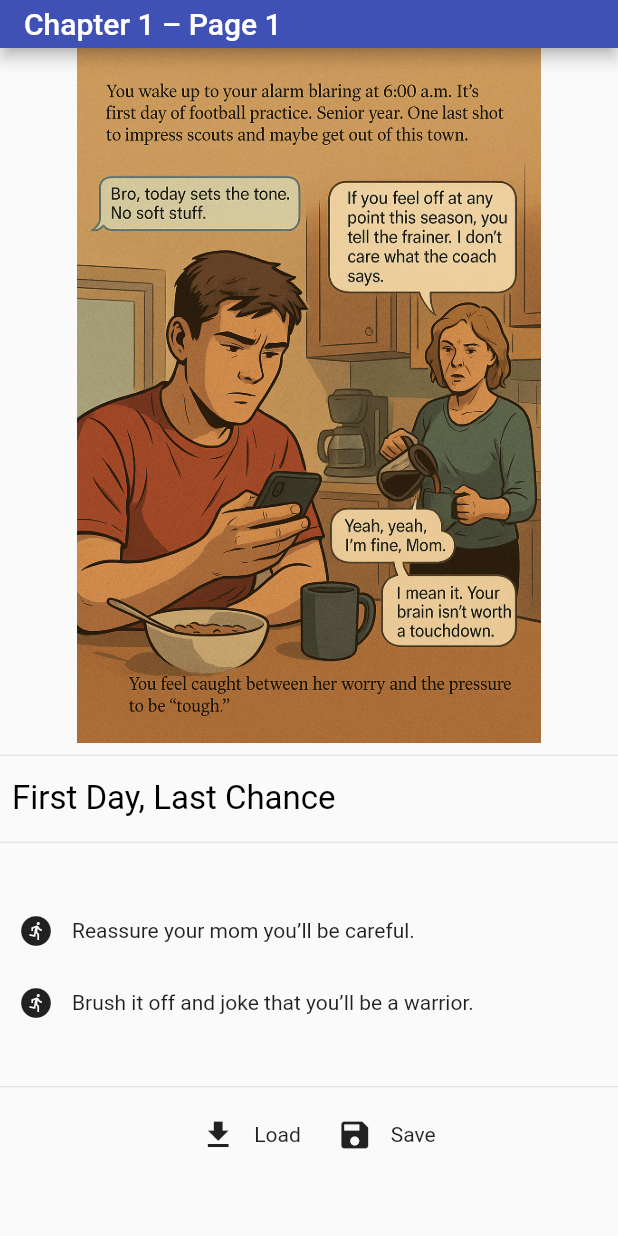
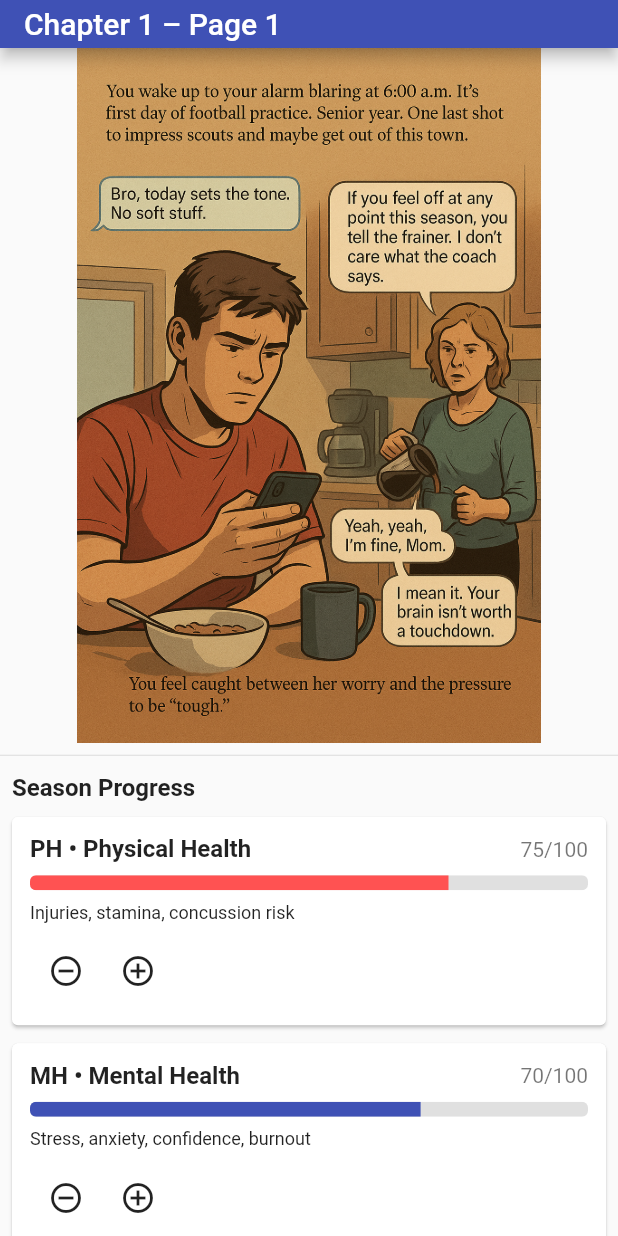
Before and after one commit to rmuthuswamy21/gamebook, a Flutter app: the screen it shows after launch, on a phone screen of 412 x 824 dp. Run offline on Flutter 3.47's test engine with Material 3 defaults, Android fonts, the phone set to English and light mode, and no system bars; our stand-ins replace shared_preferences.

Commit message:
Player stats 1.0

```diff
--- a/lib/main.dart
+++ b/lib/main.dart
@@ -274,5 +274,9 @@ GameState _initialGame() {
 
   };
 
-  return GameState(phase: phases, currentPhaseId: 'start');
+  return GameState(
+    phase: phases,
+    currentPhaseId: 'start',
+    stats: const PlayerStats(),
+  );
 }
--- a/lib/models/data_layer.dart
+++ b/lib/models/data_layer.dart
@@ -1,3 +1,4 @@
 export 'game_state.dart';
 export 'game_model.dart';
 export 'game_choice.dart';
+export 'player_stats.dart';
--- a/lib/models/game_state.dart
+++ b/lib/models/game_state.dart
@@ -1,12 +1,15 @@
 import 'game_model.dart';
+import 'player_stats.dart';
 
 class GameState {
   final Map<String, GamePage> phase;
   final String currentPhaseId;
+  final PlayerStats stats;
 
   const GameState({
     required this.phase,
     required this.currentPhaseId,
+    required this.stats,
   });
 
   GamePage get currentPage => phase[currentPhaseId]!;
@@ -14,10 +17,12 @@ class GameState {
   GameState copyWith({
     Map<String, GamePage>? phases,
     String? currentPageId,
+    PlayerStats? stats,
   }) {
     return GameState(
       phase: phases ?? this.phase,
       currentPhaseId: currentPageId ?? this.currentPhaseId,
+      stats: stats ?? this.stats,
     );
   }
 }
--- /dev/null
+++ b/lib/models/player_stats.dart
@@ -0,0 +1,112 @@
+enum PlayerStatType {
+  physicalHealth,
+  mentalHealth,
+  teamChemistry,
+  socialStatus,
+}
+
+extension PlayerStatMeta on PlayerStatType {
+  String get label {
+    switch (this) {
+      case PlayerStatType.physicalHealth:
+        return 'Physical Health';
+      case PlayerStatType.mentalHealth:
+        return 'Mental Health';
+      case PlayerStatType.teamChemistry:
+        return 'Team Chemistry';
+      case PlayerStatType.socialStatus:
+        return 'Social Status';
+    }
+  }
+
+  String get shortLabel {
+    switch (this) {
+      case PlayerStatType.physicalHealth:
+        return 'PH';
+      case PlayerStatType.mentalHealth:
+        return 'MH';
+      case PlayerStatType.teamChemistry:
+        return 'TC';
+      case PlayerStatType.socialStatus:
+        return 'SS';
+    }
+  }
+
+  String get description {
+    switch (this) {
+      case PlayerStatType.physicalHealth:
+        return 'Injuries, stamina, concussion risk';
+      case PlayerStatType.mentalHealth:
+        return 'Stress, anxiety, confidence, burnout';
+      case PlayerStatType.teamChemistry:
+        return 'Coach trust, teammate respect';
+      case PlayerStatType.socialStatus:
+        return 'Friends, popularity, relationships';
+    }
+  }
+}
+
+class PlayerStats {
+  final double physicalHealth;
+  final double mentalHealth;
+  final double teamChemistry;
+  final double socialStatus;
+
+  const PlayerStats({
+    this.physicalHealth = 75,
+    this.mentalHealth = 70,
+    this.teamChemistry = 65,
+    this.socialStatus = 60,
+  });
+
+  PlayerStats copyWith({
+    double? physicalHealth,
+    double? mentalHealth,
+    double? teamChemistry,
+    double? socialStatus,
+  }) {
+    return PlayerStats(
+      physicalHealth: physicalHealth ?? this.physicalHealth,
+      mentalHealth: mentalHealth ?? this.mentalHealth,
+      teamChemistry: teamChemistry ?? this.teamChemistry,
+      socialStatus: socialStatus ?? this.socialStatus,
+    );
+  }
+
+  double valueOf(PlayerStatType type) {
+    switch (type) {
+      case PlayerStatType.physicalHealth:
+        return physicalHealth;
+      case PlayerStatType.mentalHealth:
+        return mentalHealth;
+      case PlayerStatType.teamChemistry:
+        return teamChemistry;
+      case PlayerStatType.socialStatus:
+        return socialStatus;
+    }
+  }
+
+  PlayerStats setValue(PlayerStatType type, double value) {
+    final newValue = _clamp(value);
+    switch (type) {
+      case PlayerStatType.physicalHealth:
+        return copyWith(physicalHealth: newValue);
+      case PlayerStatType.mentalHealth:
+        return copyWith(mentalHealth: newValue);
+      case PlayerStatType.teamChemistry:
+        return copyWith(teamChemistry: newValue);
+      case PlayerStatType.socialStatus:
+        return copyWith(socialStatus: newValue);
+    }
+  }
+
+  PlayerStats adjust(PlayerStatType type, double delta) {
+    final current = valueOf(type);
+    return setValue(type, current + delta);
+  }
+
+  static double _clamp(double value) {
+    final num clamped = value.clamp(0, 100);
+    return clamped.toDouble();
+  }
+}
--- a/lib/views/game_screen.dart
+++ b/lib/views/game_screen.dart
@@ -2,6 +2,7 @@ import 'package:flutter/material.dart';
 import '../game_provider.dart';
 import '../models/data_layer.dart';
 import 'widgets/save_load.dart';
+import 'widgets/stat_tracker.dart';
 
 class GameScreen extends StatefulWidget {
   const GameScreen({super.key});
@@ -27,6 +28,7 @@ class _GameScreenState extends State<GameScreen> {
       valueListenable: notifier,
       builder: (context, game, _) {
         final page = game.currentPage;
+        final stats = game.stats;
         final isChestPage = page.id == 'pathB_B2';
 
         return Scaffold(
@@ -69,6 +71,26 @@ class _GameScreenState extends State<GameScreen> {
                         ),
                       ),
                     ),
+                  const Divider(),
+                  Padding(
+                    padding:
+                        const EdgeInsets.symmetric(horizontal: 8.0, vertical: 4),
+                    child: Text(
+                      'Season Progress',
+                      style: Theme.of(context)
+                          .textTheme
+                          .titleMedium
+                          ?.copyWith(fontWeight: FontWeight.bold),
+                    ),
+                  ),
+                  StatTracker(
+                    stats: stats,
+                    onDelta: (type, delta) {
+                      final updatedStats = notifier.value.stats.adjust(type, delta);
+                      notifier.value =
+                          notifier.value.copyWith(stats: updatedStats);
+                    },
+                  ),
                   const Divider(),
                   Padding(
                     padding: const EdgeInsets.all(8.0),
--- /dev/null
+++ b/lib/views/widgets/stat_tracker.dart
@@ -0,0 +1,110 @@
+import 'package:flutter/material.dart';
+import '../../models/player_stats.dart';
+
+class StatTracker extends StatelessWidget {
+  final PlayerStats stats;
+  final void Function(PlayerStatType type, double delta) onDelta;
+
+  const StatTracker({
+    super.key,
+    required this.stats,
+    required this.onDelta,
+  });
+
+  @override
+  Widget build(BuildContext context) {
+    return Column(
+      crossAxisAlignment: CrossAxisAlignment.start,
+      children: PlayerStatType.values
+          .map((type) => _StatCard(
+                type: type,
+                stats: stats,
+                onDelta: onDelta,
+              ))
+          .toList(),
+    );
+  }
+}
+
+class _StatCard extends StatelessWidget {
+  final PlayerStatType type;
+  final PlayerStats stats;
+  final void Function(PlayerStatType type, double delta) onDelta;
+
+  static const Map<PlayerStatType, Color> _colors = {
+    PlayerStatType.physicalHealth: Colors.redAccent,
+    PlayerStatType.mentalHealth: Colors.indigo,
+    PlayerStatType.teamChemistry: Colors.green,
+    PlayerStatType.socialStatus: Colors.orange,
+  };
+
+  const _StatCard({
+    required this.type,
+    required this.stats,
+    required this.onDelta,
+  });
+
+  @override
+  Widget build(BuildContext context) {
+    final value = stats.valueOf(type);
+    final color = _colors[type] ?? Colors.blueGrey;
+    final theme = Theme.of(context).textTheme;
+
+    return Card(
+      margin: const EdgeInsets.symmetric(horizontal: 8, vertical: 6),
+      child: Padding(
+        padding: const EdgeInsets.all(12),
+        child: Column(
+          crossAxisAlignment: CrossAxisAlignment.start,
+          children: [
+            Row(
+              children: [
+                Text(
+                  '${type.shortLabel} • ${type.label}',
+                  style: theme.titleMedium?.copyWith(fontWeight: FontWeight.bold),
+                ),
+                const Spacer(),
+                Text(
+                  '${value.toStringAsFixed(0)}/100',
+                  style: theme.bodyMedium?.copyWith(color: Colors.black54),
+                ),
+              ],
+            ),
+            const SizedBox(height: 8),
+            ClipRRect(
+              borderRadius: const BorderRadius.all(Radius.circular(4)),
+              child: LinearProgressIndicator(
+                value: value / 100,
+                minHeight: 10,
+                color: color,
+                backgroundColor: Colors.grey.shade300,
+              ),
+            ),
+            const SizedBox(height: 8),
+            Text(
+              type.description,
+              style: theme.bodySmall?.copyWith(color: Colors.black87),
+            ),
+            const SizedBox(height: 8),
+            Row(
+              children: [
+                IconButton(
+                  tooltip: 'Decrease ${type.shortLabel}',
+                  onPressed:
+                      value <= 0 ? null : () => onDelta(type, -5),
+                  icon: const Icon(Icons.remove_circle_outline),
+                ),
+                IconButton(
+                  tooltip: 'Increase ${type.shortLabel}',
+                  onPressed:
+                      value >= 100 ? null : () => onDelta(type, 5),
+                  icon: const Icon(Icons.add_circle_outline),
+                ),
+              ],
+            ),
+          ],
+        ),
+      ),
+    );
+  }
+}
```
